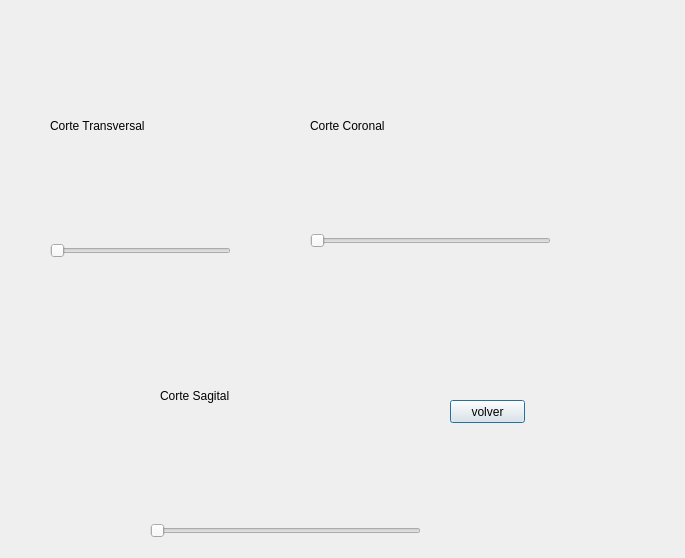
Before: the Qt Designer form ventana_cortes.ui in YesidMunoz/Proyecto_Final, drawn with Qt 5.
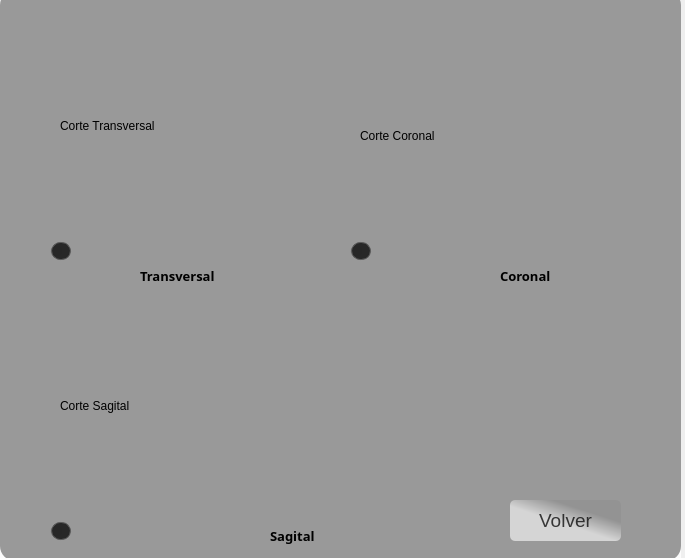
After: the same form once the commit is applied. Icons and pictures are not drawn.

```diff
--- a/ventana_cortes.ui
+++ b/ventana_cortes.ui
@@ -16,20 +16,44 @@
   <widget class="QPushButton" name="boton_volver">
    <property name="geometry">
     <rect>
-     <x>450</x>
-     <y>400</y>
-     <width>75</width>
-     <height>23</height>
+     <x>510</x>
+     <y>500</y>
+     <width>111</width>
+     <height>41</height>
     </rect>
    </property>
+   <property name="styleSheet">
+    <string notr="true">QPushButton#boton_volver{
+    background-color:qlineargradient(spread:pad, x1:0.198, y1:0.903, x2:1, y2:0, stop:0.354167 rgba(213, 213, 213, 255), stop:0.661458 rgba(147, 147, 147, 255));
+    color: rgba(0, 0, 0, 189);
+    border-radius: 5px;
+    font-family: &quot;Franklin Gothic Heavy&quot;;
+    font-size: 14pt;
+}
+
+QPushButton#boton_volver:hover {
+    background-color: qlineargradient(spread:pad, x1:0.198, y1:0.903, x2:1, y2:0, stop:0.354167 rgba(233, 233, 213, 255), stop:0.661458 rgba(147, 147, 147, 255));
+    color: rgba(255, 255, 255, 210);
+    border-radius: 5px;
+    font-family: &quot;Franklin Gothic Heavy&quot;;
+}
+
+QPushButton#boton_volver:pressed {
+    padding-left: 5px;
+    padding-top: 5px;
+    background-color: rgba(105, 118, 132, 200);
+    font-family: &quot;Franklin Gothic Heavy&quot;;
+}
+</string>
+   </property>
    <property name="text">
-    <string>volver</string>
+    <string>Volver</string>
    </property>
   </widget>
   <widget class="QLabel" name="label_transversal">
    <property name="geometry">
     <rect>
-     <x>50</x>
+     <x>60</x>
      <y>20</y>
      <width>201</width>
      <height>211</height>
@@ -45,8 +69,8 @@
    </property>
    <property name="geometry">
     <rect>
-     <x>310</x>
-     <y>40</y>
+     <x>360</x>
+     <y>50</y>
      <width>281</width>
      <height>171</height>
     </rect>
@@ -58,12 +82,41 @@
   <widget class="QSlider" name="slider_sagital">
    <property name="geometry">
     <rect>
-     <x>150</x>
+     <x>50</x>
      <y>520</y>
-     <width>271</width>
+     <width>181</width>
      <height>22</height>
     </rect>
    </property>
+   <property name="styleSheet">
+    <string notr="true">#slider_sagital::groove:horizontal {
+    border: 1px solid #999999;
+    height: 8px;
+    background: qlineargradient(
+        spread:pad,
+        x1:0.198, y1:0.903,
+        x2:1, y2:0,
+        stop:0.354167 rgba(213, 213, 213, 255),
+        stop:0.661458 rgba(147, 147, 147, 255)
+    );
+    border-radius: 5px;
+}
+
+#slider_sagital::handle:horizontal {
+    background: rgba(0, 0, 0, 189);
+    border: 1px solid #5c5c5c;
+    width: 18px;
+    height: 18px;
+    margin: -5px 0;
+    border-radius: 9px;
+}
+
+#slider_sagital::sub-page:horizontal {
+    background: rgba(147, 147, 147, 150);
+    border-radius: 5px;
+}
+</string>
+   </property>
    <property name="orientation">
     <enum>Qt::Horizontal</enum>
    </property>
@@ -77,6 +130,35 @@
      <height>22</height>
     </rect>
    </property>
+   <property name="styleSheet">
+    <string notr="true">#slider_transversal::groove:horizontal {
+    border: 1px solid #999999;
+    height: 8px;
+    background: qlineargradient(
+        spread:pad,
+        x1:0.198, y1:0.903,
+        x2:1, y2:0,
+        stop:0.354167 rgba(213, 213, 213, 255),
+        stop:0.661458 rgba(147, 147, 147, 255)
+    );
+    border-radius: 5px;
+}
+
+#slider_transversal::handle:horizontal {
+    background: rgba(0, 0, 0, 189);
+    border: 1px solid #5c5c5c;
+    width: 18px;
+    height: 18px;
+    margin: -5px 0;
+    border-radius: 9px;
+}
+
+#slider_transversal::sub-page:horizontal {
+    background: rgba(147, 147, 147, 150);
+    border-radius: 5px;
+}
+</string>
+   </property>
    <property name="orientation">
     <enum>Qt::Horizontal</enum>
    </property>
@@ -84,12 +166,41 @@
   <widget class="QSlider" name="slider_coronal">
    <property name="geometry">
     <rect>
-     <x>310</x>
-     <y>230</y>
-     <width>241</width>
+     <x>350</x>
+     <y>240</y>
+     <width>221</width>
      <height>22</height>
     </rect>
    </property>
+   <property name="styleSheet">
+    <string notr="true">#slider_coronal::groove:horizontal {
+    border: 1px solid #999999;
+    height: 8px;
+    background: qlineargradient(
+        spread:pad,
+        x1:0.198, y1:0.903,
+        x2:1, y2:0,
+        stop:0.354167 rgba(213, 213, 213, 255),
+        stop:0.661458 rgba(147, 147, 147, 255)
+    );
+    border-radius: 5px;
+}
+
+#slider_coronal::handle:horizontal {
+    background: rgba(0, 0, 0, 189);
+    border: 1px solid #5c5c5c;
+    width: 18px;
+    height: 18px;
+    margin: -5px 0;
+    border-radius: 9px;
+}
+
+#slider_coronal::sub-page:horizontal {
+    background: rgba(147, 147, 147, 150);
+    border-radius: 5px;
+}
+</string>
+   </property>
    <property name="orientation">
     <enum>Qt::Horizontal</enum>
    </property>
@@ -97,8 +208,8 @@
   <widget class="QLabel" name="label_sagital">
    <property name="geometry">
     <rect>
-     <x>160</x>
-     <y>290</y>
+     <x>60</x>
+     <y>300</y>
      <width>231</width>
      <height>211</height>
     </rect>
@@ -107,6 +218,120 @@
     <string>Corte Sagital</string>
    </property>
   </widget>
+  <widget class="QLabel" name="label">
+   <property name="geometry">
+    <rect>
+     <x>0</x>
+     <y>-10</y>
+     <width>681</width>
+     <height>571</height>
+    </rect>
+   </property>
+   <property name="styleSheet">
+    <string notr="true">
+background-color:rgba(0,0,0,100);
+border-radius:15px;</string>
+   </property>
+   <property name="text">
+    <string/>
+   </property>
+  </widget>
+  <widget class="QLabel" name="label_2">
+   <property name="geometry">
+    <rect>
+     <x>-30</x>
+     <y>-30</y>
+     <width>711</width>
+     <height>591</height>
+    </rect>
+   </property>
+   <property name="styleSheet">
+    <string notr="true">border-image:url(:/img/QS.jpg);
+background-position: center;
+background-repeat: no-repeat;
+background-size:contain; /* o prueba &quot;contain&quot; si quieres que no recorte */
+background-color: rgba(255, 255, 255, 0.8); /* más opaco */
+</string>
+   </property>
+   <property name="text">
+    <string/>
+   </property>
+  </widget>
+  <widget class="QLabel" name="label_3">
+   <property name="geometry">
+    <rect>
+     <x>140</x>
+     <y>260</y>
+     <width>121</width>
+     <height>31</height>
+    </rect>
+   </property>
+   <property name="font">
+    <font>
+     <family>Franklin Gothic Medium</family>
+     <pointsize>10</pointsize>
+     <weight>75</weight>
+     <bold>true</bold>
+    </font>
+   </property>
+   <property name="text">
+    <string>Transversal</string>
+   </property>
+  </widget>
+  <widget class="QLabel" name="label_4">
+   <property name="geometry">
+    <rect>
+     <x>500</x>
+     <y>260</y>
+     <width>121</width>
+     <height>31</height>
+    </rect>
+   </property>
+   <property name="font">
+    <font>
+     <family>Franklin Gothic Medium</family>
+     <pointsize>10</pointsize>
+     <weight>75</weight>
+     <bold>true</bold>
+    </font>
+   </property>
+   <property name="text">
+    <string>Coronal</string>
+   </property>
+  </widget>
+  <widget class="QLabel" name="label_5">
+   <property name="geometry">
+    <rect>
+     <x>270</x>
+     <y>520</y>
+     <width>121</width>
+     <height>31</height>
+    </rect>
+   </property>
+   <property name="font">
+    <font>
+     <family>Franklin Gothic Medium</family>
+     <pointsize>10</pointsize>
+     <weight>75</weight>
+     <bold>true</bold>
+    </font>
+   </property>
+   <property name="text">
+    <string>Sagital</string>
+   </property>
+  </widget>
+  <zorder>label_2</zorder>
+  <zorder>label</zorder>
+  <zorder>boton_volver</zorder>
+  <zorder>label_transversal</zorder>
+  <zorder>label_coronal</zorder>
+  <zorder>slider_sagital</zorder>
+  <zorder>slider_transversal</zorder>
+  <zorder>slider_coronal</zorder>
+  <zorder>label_sagital</zorder>
+  <zorder>label_3</zorder>
+  <zorder>label_4</zorder>
+  <zorder>label_5</zorder>
  </widget>
  <resources/>
  <connections/>
```
Left out of the diff: 4 changed lines with no effect on the pictures.
